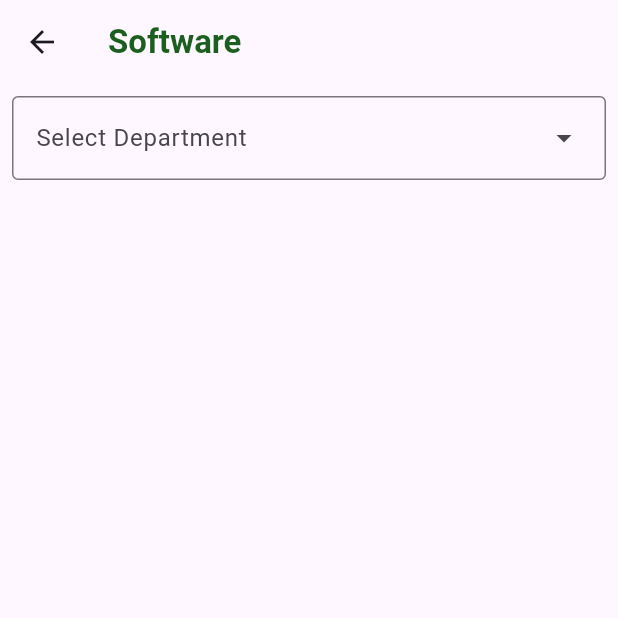
After one commit to AndKlet/Autronica-Onboarding-clean, a Flutter app: the SoftwarePage screen opened by its route, on a phone screen of 412 x 824 dp, the top half of it. The commit adds this screen. Run offline on Flutter 3.47's test engine with Material 3 defaults, Android fonts, the phone set to English and light mode, and no system bars.

Commit message:
implemented the software page and added a searchbar

```diff
--- a/frontend/autron/lib/main.dart
+++ b/frontend/autron/lib/main.dart
@@ -1,7 +1,6 @@
 import 'package:flutter/material.dart';
 
 import 'src/app.dart';
-
 
 void main() async {
   WidgetsFlutterBinding.ensureInitialized();
--- a/frontend/autron/lib/src/app.dart
+++ b/frontend/autron/lib/src/app.dart
@@ -2,6 +2,7 @@ import 'package:autron/src/screens/RequestScreen.dart';
 import 'package:autron/src/screens/home.dart';
 import 'package:autron/src/screens/login_screen.dart';
 import 'package:autron/src/screens/user_screen.dart';
+import 'package:autron/src/screens/software_screen.dart';
 import 'package:autron/src/widgets/nav_bar.dart';
 import 'package:flutter/material.dart';
 
@@ -19,7 +20,7 @@ class _MyAppState extends State<MyApp> {
   var _selectedIndex = 0;
   final _screens = [
     const HomeScreen(),
-    const HomeScreen(),
+    const SoftwarePage(),
     const RequestScreen(),
     const UserScreen(),
   ];
@@ -33,12 +34,11 @@ class _MyAppState extends State<MyApp> {
   @override
   Widget build(BuildContext context) {
     return MaterialApp(
-      routes:
-      {
+        routes: {
           '/home': (context) => const MyApp(),
           '/login': (context) => const LoginPage(),
+          '/software': (context) => const SoftwarePage(),
         },
-
         debugShowCheckedModeBanner: false,
 
         // Navigation bar theme
@@ -47,7 +47,8 @@ class _MyAppState extends State<MyApp> {
             backgroundColor: const Color(0xFFF9F9F9),
             indicatorColor: const Color.fromARGB(90, 0, 0, 0),
             indicatorShape: const RoundedRectangleBorder(
-            borderRadius: BorderRadius.zero, // Removes rounded corners to make it rectangular
+              borderRadius: BorderRadius
+                  .zero, // Removes rounded corners to make it rectangular
             ),
             labelTextStyle: WidgetStateProperty.all(
               const TextStyle(color: Color(0xFF005E1D)),
@@ -84,7 +85,6 @@ class _MyAppState extends State<MyApp> {
               ),
             ],
           ),
-      )
-    );
+        ));
   }
 }
--- /dev/null
+++ b/frontend/autron/lib/src/screens/software_screen.dart
@@ -0,0 +1,88 @@
+import 'package:flutter/material.dart';
+import 'package:autron/src/widgets/dropdown_searchbar.dart';
+import 'package:autron/src/widgets/software_box.dart';
+
+class SoftwarePage extends StatefulWidget {
+  const SoftwarePage({super.key});
+
+  @override
+  State<SoftwarePage> createState() => _SoftwarePageState();
+}
+
+class _SoftwarePageState extends State<SoftwarePage> {
+  final List<String> departments = [
+    'Cyber Security',
+    'Data Science',
+    'Software Engineering',
+    'UI/UX Design',
+    'Cloud Computing',
+    'Artificial Intelligence'
+  ];
+
+  final Map<String, List<String>> departmentSoftwares = {
+    'Cyber Security': ['Okta', 'KnownBet64'],
+    'Data Science': ['Jupyter', 'Pandas'],
+    'Software Engineering': ['Git', 'Docker'],
+    'UI/UX Design': ['Figma', 'Adobe XD'],
+    'Cloud Computing': ['AWS', 'Azure'],
+    'Artificial Intelligence': ['TensorFlow', 'PyTorch'],
+  };
+
+  String? selectedDepartment;
+
+  @override
+  Widget build(BuildContext context) {
+    return Scaffold(
+      appBar: AppBar(
+        title: Text(
+          'Software',
+          style: TextStyle(
+            color: Colors.green[900],
+            fontWeight: FontWeight.bold,
+          ),
+        ),
+      ),
+      body: Padding(
+        padding: const EdgeInsets.all(8.0),
+        child: Column(
+          children: [
+            DropdownSearchBar<String>(
+              // The dropdown menu
+              items: departments,
+              hintText: 'Select a Department',
+              onSelected: (String department) {
+                setState(() {
+                  selectedDepartment = department;
+                });
+                print('Selected: $department');
+              },
+              getLabel: (String department) => department,
+            ),
+            if (selectedDepartment != null)
+              Padding(
+                padding: const EdgeInsets.only(top: 16.0),
+                child: Text(
+                  'Software available for: $selectedDepartment',
+                  style: const TextStyle(fontSize: 18),
+                ),
+              ),
+            // Software boxes for the selected department
+            if (selectedDepartment != null &&
+                departmentSoftwares.containsKey(selectedDepartment))
+              Wrap(
+                children:
+                    departmentSoftwares[selectedDepartment]!.map((software) {
+                  return SoftwareBox(
+                    softwareName: software,
+                    onPressed: () {
+                      print('$software selected');
+                    },
+                  );
+                }).toList(),
+              ),
+          ],
+        ),
+      ),
+    );
+  }
+}
--- /dev/null
+++ b/frontend/autron/lib/src/widgets/dropdown_searchbar.dart
@@ -0,0 +1,100 @@
+import 'package:flutter/material.dart';
+
+class DropdownSearchBar<T> extends StatefulWidget {
+  final List<T> items;
+  final String hintText;
+  final Function(T) onSelected;
+  final String Function(T) getLabel;
+
+  const DropdownSearchBar({
+    super.key,
+    required this.items,
+    required this.hintText,
+    required this.onSelected,
+    required this.getLabel,
+  });
+
+  @override
+  _DropdownSearchBarState<T> createState() => _DropdownSearchBarState<T>();
+}
+
+class _DropdownSearchBarState<T> extends State<DropdownSearchBar<T>> {
+  final TextEditingController _controller = TextEditingController();
+  T? _selectedItem;
+  List<T> filteredItems = [];
+
+  @override
+  void initState() {
+    super.initState();
+    filteredItems = widget.items;
+    _controller.addListener(_filterItems);
+  }
+
+  @override
+  void dispose() {
+    _controller.removeListener(_filterItems);
+    _controller.dispose();
+    super.dispose();
+  }
+
+  void _filterItems() {
+    setState(() {
+      filteredItems = widget.items.where((item) {
+        final label = widget.getLabel(item).toLowerCase();
+        return label.contains(_controller.text.toLowerCase());
+      }).toList();
+    });
+  } //dispose and _filterItems are used to handle cases where no items are found with the search
+
+  @override
+  Widget build(BuildContext context) {
+    double width = MediaQuery.of(context).size.width - 16.0;
+
+    return Column(
+      children: [
+        DropdownMenu<T>(
+          controller: _controller,
+          width: width,
+          hintText: widget.hintText,
+          requestFocusOnTap: true,
+          enableFilter: true,
+          menuStyle: MenuStyle(
+            backgroundColor:
+                WidgetStateProperty.all<Color>(Colors.grey.shade200),
+          ),
+          label: const Text('Select Department'),
+          onSelected: (T? item) {
+            setState(() {
+              _selectedItem = item;
+            });
+            if (item != null) {
+              widget.onSelected(item);
+            }
+          },
+          dropdownMenuEntries: _getDropdownMenuEntries(),
+        ),
+        if (filteredItems.isEmpty)
+          const Padding(
+            padding: EdgeInsets.symmetric(horizontal: 8.0, vertical: 16.0),
+            child: Text(
+              'No department with this name', //Error message
+              style: TextStyle(color: Colors.red),
+            ),
+          ),
+      ],
+    );
+  }
+
+  List<DropdownMenuEntry<T>> _getDropdownMenuEntries() {
+    if (filteredItems.isEmpty) {
+      return [];
+    }
+
+    return filteredItems.map<DropdownMenuEntry<T>>((T item) {
+      return DropdownMenuEntry<T>(
+        value: item,
+        label: widget.getLabel(item),
+      );
+    }).toList();
+  }
+}
```
Also changed, not shown: frontend/autron/lib/src/screens/RequestScreen.dart (+9 -7 lines), frontend/autron/lib/src/screens/home.dart (+11 -6 lines), frontend/autron/lib/src/styles/styles.dart (added, +25 -0 lines), frontend/autron/lib/src/widgets/nav_bar.dart (+7 -0 lines), frontend/autron/lib/src/widgets/software_box.dart (added, +37 -0 lines). Lines whose indentation alone changed are shown as unchanged.
